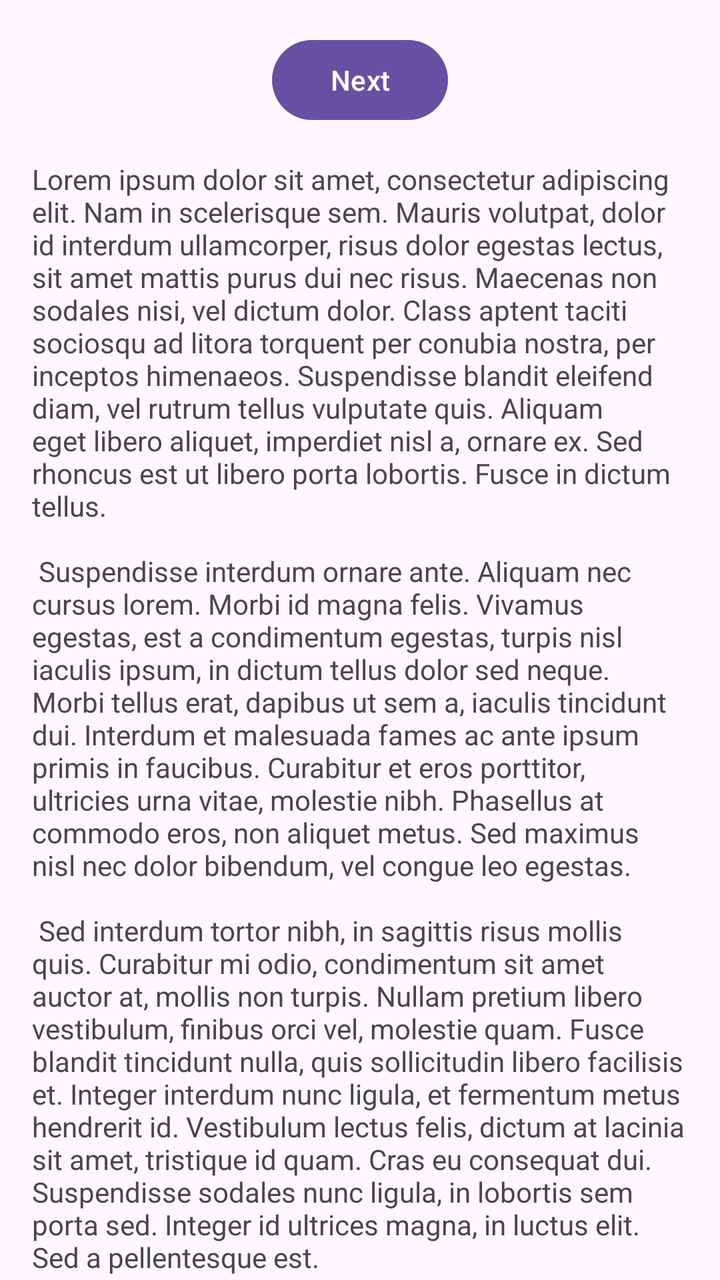
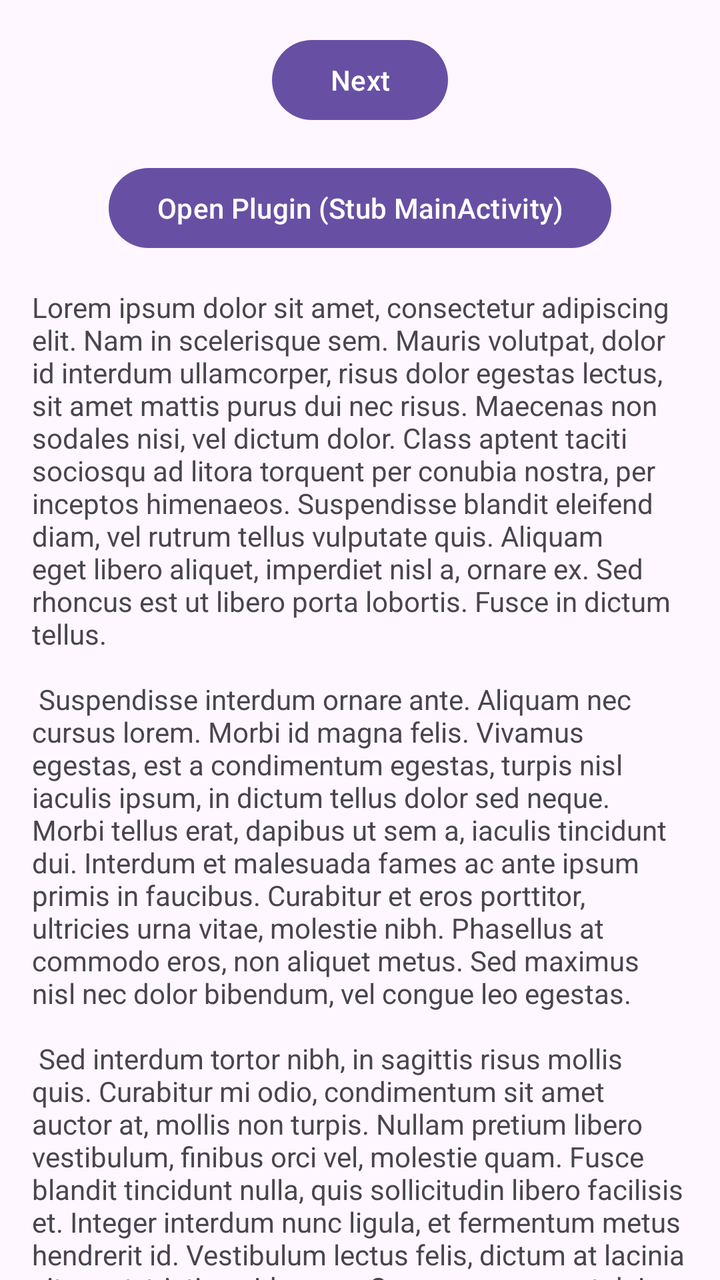

Two renders of the same Android screen: before a commit and after it. Below are the layout's source before the change and the commit's diff.
<!-- AndroidManifest.xml: application theme Theme.AndroidPluginization -->
<!-- res/layout/fragment_first.xml -->
<?xml version="1.0" encoding="utf-8"?>
<androidx.core.widget.NestedScrollView xmlns:android="http://schemas.android.com/apk/res/android"
    xmlns:app="http://schemas.android.com/apk/res-auto"
    xmlns:tools="http://schemas.android.com/tools"
    android:layout_width="match_parent"
    android:layout_height="match_parent"
    tools:context=".FirstFragment">

    <androidx.constraintlayout.widget.ConstraintLayout
        android:layout_width="match_parent"
        android:layout_height="match_parent"
        android:padding="16dp">

        <Button
            android:id="@+id/button_first"
            android:layout_width="wrap_content"
            android:layout_height="wrap_content"
            android:text="@string/next"
            app:layout_constraintBottom_toTopOf="@id/textview_first"
            app:layout_constraintEnd_toEndOf="parent"
            app:layout_constraintStart_toStartOf="parent"
            app:layout_constraintTop_toTopOf="parent" />

        <TextView
            android:id="@+id/textview_first"
            android:layout_width="wrap_content"
            android:layout_height="wrap_content"
            android:layout_marginTop="16dp"
            android:text="@string/lorem_ipsum"
            app:layout_constraintBottom_toBottomOf="parent"
            app:layout_constraintEnd_toEndOf="parent"
            app:layout_constraintStart_toStartOf="parent"
            app:layout_constraintTop_toBottomOf="@id/button_first" />
    </androidx.constraintlayout.widget.ConstraintLayout>
</androidx.core.widget.NestedScrollView>
<!-- resources referenced by this layout -->
<resources>
  <string name="lorem_ipsum">
          Lorem ipsum dolor sit amet, consectetur adipiscing elit. Nam in scelerisque sem. Mauris
          volutpat, dolor id interdum ullamcorper, risus dolor egestas lectus, sit amet mattis purus
          dui nec risus. Maecenas non sodales nisi, vel dictum dolor. Class aptent taciti sociosqu ad
          litora torquent per conubia nostra, per inceptos himenaeos. Suspendisse blandit eleifend
          diam, vel rutrum tellus vulputate quis. Aliquam eget libero aliquet, imperdiet nisl a,
          ornare ex. Sed rhoncus est ut libero porta lobortis. Fusce in dictum tellus.\n\n
          Suspendisse interdum ornare ante. Aliquam nec cursus lorem. Morbi id magna felis. Vivamus
          egestas, est a condimentum egestas, turpis nisl iaculis ipsum, in dictum tellus dolor sed
          neque. Morbi tellus erat, dapibus ut sem a, iaculis tincidunt dui. Interdum et malesuada
          fames ac ante ipsum primis in faucibus. Curabitur et eros porttitor, ultricies urna vitae,
          molestie nibh. Phasellus at commodo eros, non aliquet metus. Sed maximus nisl nec dolor
          bibendum, vel congue leo egestas.\n\n
          Sed interdum tortor nibh, in sagittis risus mollis quis. Curabitur mi odio, condimentum sit
          amet auctor at, mollis non turpis. Nullam pretium libero vestibulum, finibus orci vel,
          molestie quam. Fusce blandit tincidunt nulla, quis sollicitudin libero facilisis et. Integer
          interdum nunc ligula, et fermentum metus hendrerit id. Vestibulum lectus felis, dictum at
          lacinia sit amet, tristique id quam. Cras eu consequat dui. Suspendisse sodales nunc ligula,
          in lobortis sem porta sed. Integer id ultrices magna, in luctus elit. Sed a pellentesque
          est.\n\n
          Aenean nunc velit, lacinia sed dolor sed, ultrices viverra nulla. Etiam a venenatis nibh.
          Morbi laoreet, tortor sed facilisis varius, nibh orci rhoncus nulla, id elementum leo dui
          non lorem. Nam mollis ipsum quis auctor varius. Quisque elementum eu libero sed commodo. In
          eros nisl, imperdiet vel imperdiet et, scelerisque a mauris. Pellentesque varius ex nunc,
          quis imperdiet eros placerat ac. Duis finibus orci et est auctor tincidunt. Sed non viverra
          ipsum. Nunc quis augue egestas, cursus lorem at, molestie sem. Morbi a consectetur ipsum, a
          placerat diam. Etiam vulputate dignissim convallis. Integer faucibus mauris sit amet finibus
          convallis.\n\n
          Phasellus in aliquet mi. Pellentesque habitant morbi tristique senectus et netus et
          malesuada fames ac turpis egestas. In volutpat arcu ut felis sagittis, in finibus massa
          gravida. Pellentesque id tellus orci. Integer dictum, lorem sed efficitur ullamcorper,
          libero justo consectetur ipsum, in mollis nisl ex sed nisl. Donec maximus ullamcorper
          sodales. Praesent bibendum rhoncus tellus nec feugiat. In a ornare nulla. Donec rhoncus
          libero vel nunc consequat, quis tincidunt nisl eleifend. Cras bibendum enim a justo luctus
          vestibulum. Fusce dictum libero quis erat maximus, vitae volutpat diam dignissim.
      </string>
  <string name="next">Next</string>
  <style name="Theme.AndroidPluginization" parent="Base.Theme.AndroidPluginization" />
  <style name="Base.Theme.AndroidPluginization" parent="Theme.Material3.DayNight.NoActionBar">
          
          
      </style>
</resources>

<!-- the commit's change to res/layout/fragment_first.xml (unified diff, before → after) -->
@@ -16,10 +16,19 @@
             android:layout_width="wrap_content"
             android:layout_height="wrap_content"
             android:text="@string/next"
-            app:layout_constraintBottom_toTopOf="@id/textview_first"
             app:layout_constraintEnd_toEndOf="parent"
             app:layout_constraintStart_toStartOf="parent"
             app:layout_constraintTop_toTopOf="parent" />
+
+        <Button
+            android:id="@+id/button_plugin"
+            android:layout_width="wrap_content"
+            android:layout_height="wrap_content"
+            android:layout_marginTop="16dp"
+            android:text="@string/open_plugin"
+            app:layout_constraintEnd_toEndOf="parent"
+            app:layout_constraintStart_toStartOf="parent"
+            app:layout_constraintTop_toBottomOf="@id/button_first" />
 
         <TextView
             android:id="@+id/textview_first"
@@ -30,6 +39,6 @@
             app:layout_constraintBottom_toBottomOf="parent"
             app:layout_constraintEnd_toEndOf="parent"
             app:layout_constraintStart_toStartOf="parent"
-            app:layout_constraintTop_toBottomOf="@id/button_first" />
+            app:layout_constraintTop_toBottomOf="@id/button_plugin" />
     </androidx.constraintlayout.widget.ConstraintLayout>
 </androidx.core.widget.NestedScrollView>
<!-- resource entries referenced after the edit -->
@@ -37,6 +37,7 @@
           vestibulum. Fusce dictum libero quis erat maximus, vitae volutpat diam dignissim.
       </string>
   <string name="next">Next</string>
+  <string name="open_plugin">Open Plugin (Stub MainActivity)</string>
   <style name="Theme.AndroidPluginization" parent="Base.Theme.AndroidPluginization" />
   <style name="Base.Theme.AndroidPluginization" parent="Theme.Material3.DayNight.NoActionBar">
           
